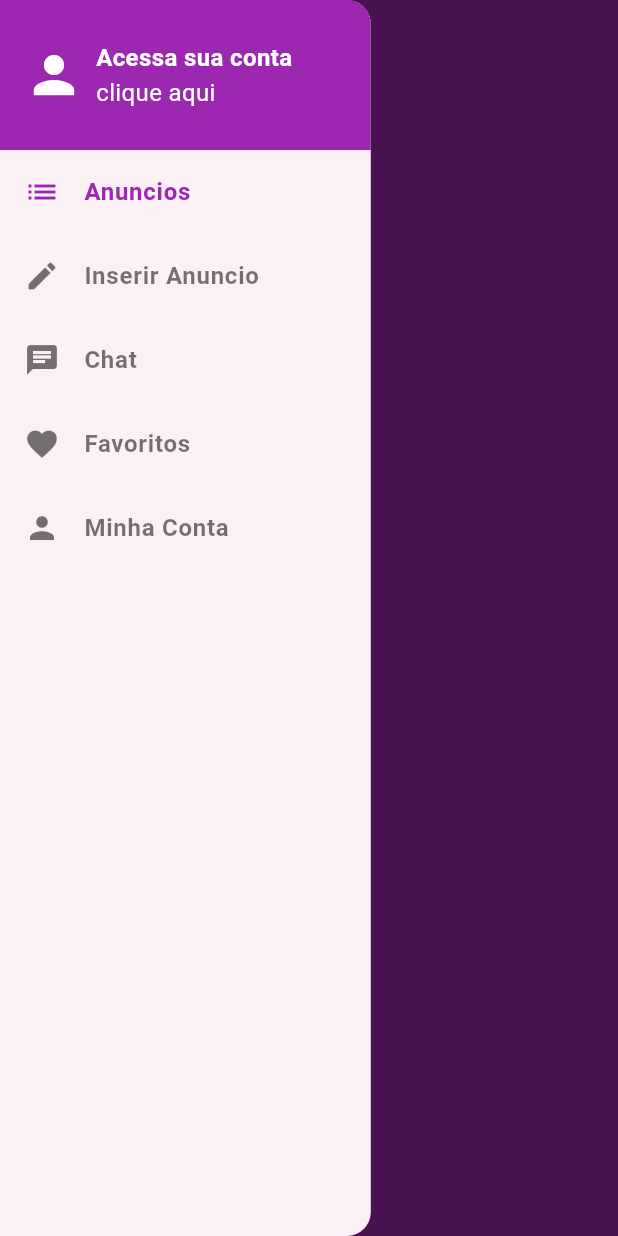
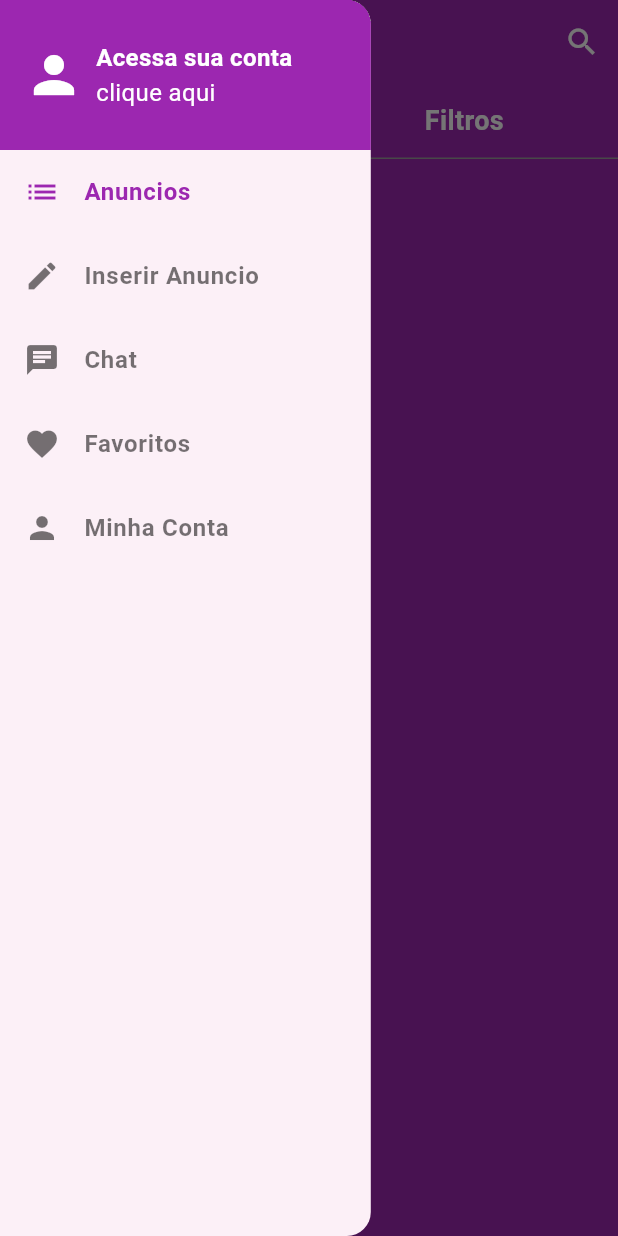
Before and after one commit to Renatofsds16/flutter-xlo, a Flutter app: the screen it shows after launch, with the side drawer open, on a phone screen of 412 x 824 dp. Run offline on Flutter 3.47's test engine with Material 3 defaults, Android fonts, the light colour scheme and no system bars; our stand-ins replace brasil_fields, dio, flutter_mobx, get_it, image_picker, mobx and 1 more; accounts and stored records are empty; generated files the repository leaves out were written again; network calls fail; statements that could not run were skipped.

Commit message:
tela de filtro e componentes e inicio da tela home

```diff
--- a/lib/main.dart
+++ b/lib/main.dart
@@ -2,6 +2,7 @@ import 'package:flutter/material.dart';
 import 'package:get_it/get_it.dart';
 import 'package:xlo/repositories/cep_repository.dart';
 import 'package:xlo/stores/category_store.dart';
+import 'package:xlo/stores/home_store.dart';
 import 'package:xlo/stores/page_stores.dart';
 import 'package:xlo/stores/user_manage_store.dart';
 
@@ -10,6 +11,7 @@ import 'screens/base_screens/base_screen.dart';
 
 void setupLocator() {
   GetIt.I.registerSingleton(PageStores());
+  GetIt.I.registerSingleton(HomeStore());
   GetIt.I.registerSingleton(UserManageStore());
   GetIt.I.registerSingleton(CategoryStore());
 }
@@ -34,6 +36,11 @@ class MyApp extends StatelessWidget {
       theme: ThemeData(
         scaffoldBackgroundColor: Colors.purple,
         colorScheme: ColorScheme.fromSeed(seedColor: Colors.purple),
+        appBarTheme: AppBarTheme(
+          elevation: 0,
+          backgroundColor: Colors.purple,
+          foregroundColor: Colors.white,
+        ),
         primaryColor: Colors.purple,
       ),
       home: BaseScreen(),
--- a/lib/repositories/ad_repository.dart
+++ b/lib/repositories/ad_repository.dart
@@ -7,7 +7,7 @@ import 'package:xlo/repositories/parse_erros.dart';
 import '../models/ad.dart';
 
 class AdRepository {
-  Future<Ad> save(Ad ad) async {
+  Future<void> save(Ad ad) async {
     try {
       final parseImages = await saveImages(ad.images);
       ParseUser parseUser = ParseUser(
@@ -38,9 +38,7 @@ class AdRepository {
         ParseObject('Category')..set('objectId', ad.category?.id),
       );
       ParseResponse response = await adObject.save();
-      if (response.success) {
-        return Ad.fromParse(response.result);
-      } else {
+      if (!response.success) {
         return Future.error(
           ParseErrors.getDescription(response.error!.code).toString(),
         );
--- a/lib/screens/category_screen/category_screen.dart
+++ b/lib/screens/category_screen/category_screen.dart
@@ -1,5 +1,4 @@
 import 'package:flutter/material.dart';
-
 import 'package:flutter_mobx/flutter_mobx.dart';
 import 'package:get_it/get_it.dart';
 import 'package:xlo/components/error_boxes/error_boxes.dart';
@@ -8,7 +7,7 @@ import 'package:xlo/stores/category_store.dart';
 import '../../models/category.dart';
 
 class CategoryScreen extends StatelessWidget {
-  CategoryScreen({super.key, this.showAll = false,required this.categorySelected});
+  CategoryScreen({super.key, this.showAll = false, this.categorySelected});
   final CategoryStore _categoryStore = GetIt.I<CategoryStore>();
   final Category? categorySelected;
   final bool showAll;
@@ -32,6 +31,7 @@ class CategoryScreen extends StatelessWidget {
                 return CircularProgressIndicator(color: Colors.white);
               } else {
                 return ListView.separated(
+                  shrinkWrap: true,
                   itemBuilder: (_, index) {
                     final category =
                         showAll
--- a/lib/screens/create_screen/create_screen.dart
+++ b/lib/screens/create_screen/create_screen.dart
@@ -27,7 +27,7 @@ class _CreateScreenState extends State<CreateScreen> {
   @override
   void initState() {
     super.initState();
-    when((_) => _createStore.savedAd != null, () {
+    when((_) => _createStore.savedAd, () {
       GetIt.I<PageStores>().setPage(0);
     });
   }
--- /dev/null
+++ b/lib/screens/home_screen/components/bar_button.dart
@@ -0,0 +1,35 @@
+import 'package:flutter/material.dart';
+
+class BarButton extends StatelessWidget {
+  const BarButton({
+    super.key,
+    required this.label,
+    required this.decoration,
+    this.onTap,
+  });
+  final String label;
+  final VoidCallback? onTap;
+  final BoxDecoration decoration;
+
+  @override
+  Widget build(BuildContext context) {
+    return Expanded(
+      child: InkWell(
+        onTap: onTap,
+        child: Container(
+          height: 50,
+          alignment: Alignment.center,
+          decoration: decoration,
+          child: Text(
+            label,
+            style: TextStyle(
+              color: Colors.white,
+              fontSize: 18,
+              fontWeight: FontWeight.w600,
+            ),
+          ),
+        ),
+      ),
+    );
+  }
+}
--- /dev/null
+++ b/lib/screens/home_screen/components/top_bar.dart
@@ -0,0 +1,60 @@
+import 'package:flutter/material.dart';
+import 'package:flutter_mobx/flutter_mobx.dart';
+import 'package:get_it/get_it.dart';
+import 'package:xlo/screens/category_screen/category_screen.dart';
+import 'package:xlo/stores/home_store.dart';
+
+import '../../filter_screen/filter_screen.dart';
+import 'bar_button.dart';
+
+class TopBar extends StatelessWidget {
+  TopBar({super.key});
+  final HomeStore homeStore = GetIt.I<HomeStore>();
+
+  @override
+  Widget build(BuildContext context) {
+    return Row(
+      mainAxisAlignment: MainAxisAlignment.center,
+      children: [
+        Observer(
+          builder: (_) {
+            return BarButton(
+              label: homeStore.category?.name ?? 'Categoria',
+              decoration: BoxDecoration(
+                border: Border(bottom: BorderSide(color: Colors.grey)),
+              ),
+              onTap: () async {
+                final category = await Navigator.of(context).push(
+                  MaterialPageRoute(
+                    builder:
+                        (context) => CategoryScreen(
+                          showAll: true,
+                          categorySelected: homeStore.category,
+                        ),
+                  ),
+                );
+                if (category != null) {
+                  homeStore.setCategory(category);
+                }
+              },
+            );
+          },
+        ),
+        BarButton(
+          label: 'Filtros',
+          decoration: BoxDecoration(
+            border: Border(
+              bottom: BorderSide(color: Colors.grey),
+              left: BorderSide(color: Colors.grey),
+            ),
+          ),
+          onTap: () async {
+            final result = await Navigator.of(
+              context,
+            ).push(MaterialPageRoute(builder: (_) => FilterScreen()));
+          },
+        ),
+      ],
+    );
+  }
+}
--- a/lib/screens/home_screen/home_screen.dart
+++ b/lib/screens/home_screen/home_screen.dart
@@ -1,20 +1,76 @@
 import 'package:flutter/material.dart';
+import 'package:flutter_mobx/flutter_mobx.dart';
+import 'package:get_it/get_it.dart';
+import 'package:xlo/stores/home_store.dart';
 
 import '../../components/custom_drawer/custom_drawer.dart';
+import 'components/search_dialog.dart';
+import 'components/top_bar.dart';
 
 class HomeScreen extends StatelessWidget {
-  const HomeScreen({super.key});
+  HomeScreen({super.key});
+  final HomeStore homeStore = GetIt.I<HomeStore>();
+
+  _openSearch(BuildContext context) async {
+    final search = await showDialog(
+      context: context,
+      builder: (_) => SearchDialog(currentSearch: homeStore.search),
+    );
+    if (search != null) {
+      homeStore.setSearch(search);
+    }
+  }
 
   @override
   Widget build(BuildContext context) {
     return Scaffold(
       drawer: CustomDrawer(),
       appBar: AppBar(
+        foregroundColor: Colors.white,
         backgroundColor: Colors.purple,
-        title: Text('Xlo'),
+        title: Observer(
+          builder: (_) {
+            if (homeStore.search.isEmpty) {
+              return Text('Xlo');
+            } else {
+              return GestureDetector(
+                onTap: () => _openSearch(context),
+                child: LayoutBuilder(
+                  builder: (_, constrains) {
+                    return SizedBox(
+                      width: constrains.biggest.width,
+                      child: Text(homeStore.search),
+                    );
+                  },
+                ),
+              );
+            }
+          },
+        ),
         centerTitle: true,
+        actions: [
+          Observer(
+            builder: (_) {
+              if (homeStore.search.isEmpty) {
+                return IconButton(
+                  onPressed: () {
+                    _openSearch(context);
+                  },
+                  icon: Icon(Icons.search),
+                );
+              } else {
+                return IconButton(
+                  onPressed: () {
+                    homeStore.setSearch('');
+                  },
+                  icon: Icon(Icons.close),
+                );
+              }
+            },
+          ),
+        ],
       ),
-      body: Container(width: 200, height: 200, color: Colors.purple),
+      body: Column(children: [TopBar()]),
     );
   }
 }
--- a/lib/stores/create_store.dart
+++ b/lib/stores/create_store.dart
@@ -175,7 +175,8 @@ abstract class _CreateStore with Store {
     );
     loading = true;
     try {
-      savedAd = await AdRepository().save(ad);
+      await AdRepository().save(ad);
+      savedAd = true;
     } catch (e) {
       resultError = e.toString();
     }
@@ -186,7 +187,7 @@ abstract class _CreateStore with Store {
   String? resultError;
 
   @observable
-  Ad? savedAd;
+  bool savedAd = false;
 
   @observable
   bool loading = false;
```
Also changed, not shown: lib/screens/filter_screen/components/order_by_field.dart (added, +45 -0 lines), lib/screens/filter_screen/components/price_field.dart (added, +38 -0 lines), lib/screens/filter_screen/components/price_range_field.dart (added, +49 -0 lines), lib/screens/filter_screen/components/section_title.dart (added, +21 -0 lines), lib/screens/filter_screen/components/vendor_type_field.dart (added, +112 -0 lines), lib/screens/filter_screen/filter_screen.dart (added, +38 -0 lines), lib/screens/home_screen/components/search_dialog.dart (added, +41 -0 lines), lib/stores/filter_store.dart (added, +48 -0 lines), lib/stores/home_store.dart (added, +20 -0 lines), lib/stores/create_store.g.dart, lib/stores/filter_store.g.dart (added), lib/stores/home_store.g.dart (added).
